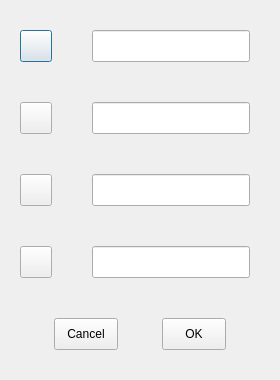
First picture: the form in deltaNote-window-client/newuser.ui, repository delta1037/deltaNote, before the edit.
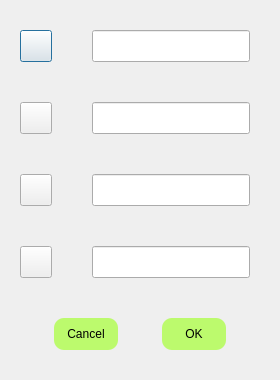
Second picture: the form after the edit. Icons and pictures are not drawn.

Diff of the .ui file:
```diff
--- a/deltaNote-window-client/newuser.ui
+++ b/deltaNote-window-client/newuser.ui
@@ -289,6 +289,10 @@
            <height>32</height>
           </size>
          </property>
+         <property name="styleSheet">
+          <string notr="true">border-radius:10px;
+background-color: rgb(188, 250, 109);</string>
+         </property>
          <property name="text">
           <string>Cancel</string>
          </property>
@@ -308,6 +312,10 @@
            <height>32</height>
           </size>
          </property>
+         <property name="styleSheet">
+          <string notr="true">border-radius:10px;
+background-color: rgb(188, 250, 109);</string>
+         </property>
          <property name="text">
           <string>OK</string>
          </property>
```
Left out of the diff: 8 changed lines with no effect on the pictures.
